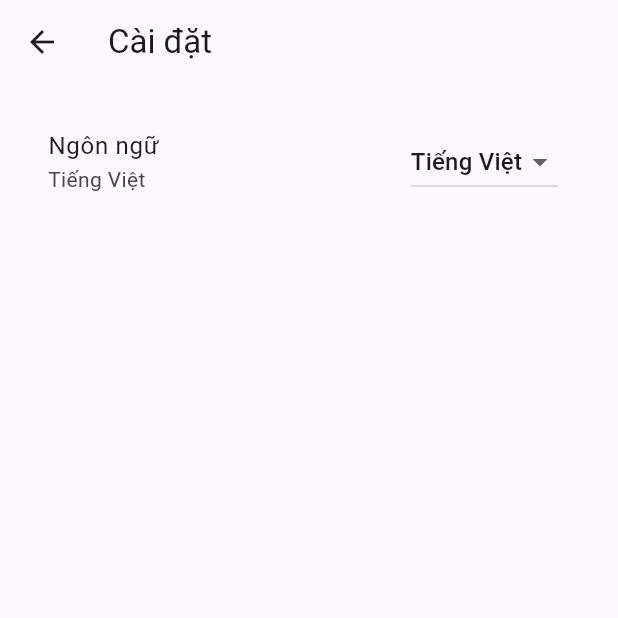
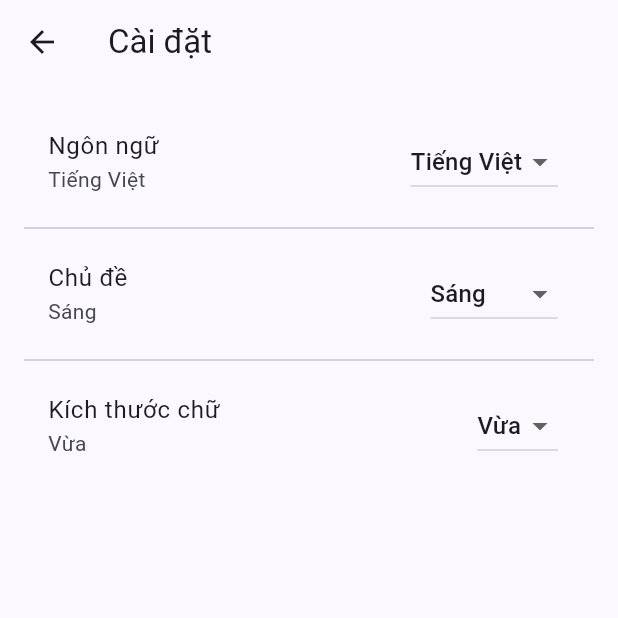
Before and after one commit to DoanHongDuong/2025_LTTBDD_DoanHongDuong_NinhThiPhuongMai, a Flutter app: the screen it shows after launch, after a tap on the "settings" icon, on a phone screen of 412 x 824 dp, the top half of it. Run offline on Flutter 3.47's test engine with Material 3 defaults, Android fonts, the light colour scheme and no system bars; our stand-ins replace table_calendar.

Commit message:
add change theme and font size

```diff
--- a/btl_lttbdd/lib/main.dart
+++ b/btl_lttbdd/lib/main.dart
@@ -12,26 +12,64 @@ Future<void> main() async {
   runApp(const ToDoApp());
 }
 
-class ToDoApp extends StatelessWidget {
+class ToDoApp extends StatefulWidget {
   const ToDoApp({super.key});
+
+  @override
+  State<ToDoApp> createState() => _ToDoAppState();
+}
+
+class _ToDoAppState extends State<ToDoApp> {
+  ThemeMode _themeMode = ThemeMode.light;
+  double _fontScale = 1.0;
+
+  void _changeTheme(ThemeMode mode) {
+    setState(() {
+      _themeMode = mode;
+    });
+  }
+
+  void _changeFont(double scale) {
+    setState(() {
+      _fontScale = scale;
+    });
+  }
 
   @override
   Widget build(BuildContext context) {
     return MaterialApp(
       debugShowCheckedModeBanner: false,
       title: 'ToDo-List',
+      themeMode: _themeMode,
       theme: ThemeData(
         colorSchemeSeed: Colors.indigo,
         useMaterial3: true,
         brightness: Brightness.light,
+        textTheme: Theme.of(
+          context,
+        ).textTheme.apply(fontSizeFactor: _fontScale),
       ),
-      home: const ToDoHomePage(),
+      darkTheme: ThemeData(
+        colorSchemeSeed: Colors.indigo,
+        useMaterial3: true,
+        brightness: Brightness.dark,
+        textTheme: Theme.of(
+          context,
+        ).textTheme.apply(fontSizeFactor: _fontScale),
+      ),
+      home: ToDoHomePage(
+        onThemeChanged: _changeTheme,
+        onFontChanged: _changeFont,
+      ), // truyền callback
     );
   }
 }
 
 class ToDoHomePage extends StatefulWidget {
-  const ToDoHomePage({super.key});
+  final Function(ThemeMode)? onThemeChanged;
+  final Function(double)? onFontChanged;
+
+  const ToDoHomePage({super.key, this.onThemeChanged, this.onFontChanged});
 
   @override
   State<ToDoHomePage> createState() => _ToDoHomePageState();
@@ -41,6 +79,24 @@ class _ToDoHomePageState extends State<ToDoHomePage> {
   final TextEditingController _controller = TextEditingController();
   final List<Map<String, dynamic>> _tasks = [];
   String _language = 'vi';
+  ThemeMode _themeMode = ThemeMode.light;
+  double _fontScale = 1.0;
+
+  void _changeTheme(ThemeMode mode) {
+    setState(() {
+      _themeMode = mode;
+    });
+
+    if (widget.onThemeChanged != null) {
+      widget.onThemeChanged!(mode);
+    }
+  }
+
+  void _changFont(double scale) {
+    setState(() {
+      _fontScale = scale;
+    });
+  }
 
   @override
   void dispose() {
@@ -371,6 +427,15 @@ class _ToDoHomePageState extends State<ToDoHomePage> {
                   builder: (context) => SettingsPage(
                     currentLanguage: _language,
                     onLanguageChanged: _changeLanguage,
+                    currentThemeMode: _themeMode,
+                    onThemeChanged: _changeTheme,
+                    currentFontScale: _fontScale,
+                    onFontChanged: (scale) {
+                      _changFont(scale);
+                      if (widget.onFontChanged != null) {
+                        widget.onFontChanged!(scale);
+                      }
+                    },
                   ),
                 ),
               );
--- a/btl_lttbdd/lib/settings.dart
+++ b/btl_lttbdd/lib/settings.dart
@@ -4,10 +4,20 @@ class SettingsPage extends StatefulWidget {
   final String currentLanguage;
   final Function(String) onLanguageChanged;
 
+  final ThemeMode currentThemeMode;
+  final Function(ThemeMode) onThemeChanged;
+
+  final double currentFontScale;
+  final Function(double) onFontChanged;
+
   const SettingsPage({
     super.key,
     required this.currentLanguage,
     required this.onLanguageChanged,
+    required this.currentThemeMode,
+    required this.onThemeChanged,
+    required this.currentFontScale,
+    required this.onFontChanged,
   });
 
   @override
@@ -16,11 +26,15 @@ class SettingsPage extends StatefulWidget {
 
 class _SettingsPageState extends State<SettingsPage> {
   late String _selectedLanguage;
+  late ThemeMode _selectedTheme;
+  late double _selectedFontScale;
 
   @override
   void initState() {
     super.initState();
     _selectedLanguage = widget.currentLanguage;
+    _selectedTheme = widget.currentThemeMode;
+    _selectedFontScale = widget.currentFontScale;
   }
 
   @override
@@ -52,6 +66,64 @@ class _SettingsPageState extends State<SettingsPage> {
                 },
               ),
             ),
+            const Divider(),
+            ListTile(
+              title: const Text('Chủ đề'),
+              subtitle: Text(
+                _selectedTheme == ThemeMode.light
+                    ? 'Sáng'
+                    : _selectedTheme == ThemeMode.dark
+                    ? 'Tối'
+                    : 'Tự động',
+              ),
+
+              trailing: DropdownButton(
+                value: _selectedTheme,
+                items: const [
+                  DropdownMenuItem(value: ThemeMode.light, child: Text('Sáng')),
+                  DropdownMenuItem(value: ThemeMode.dark, child: Text('Tối')),
+                  DropdownMenuItem(
+                    value: ThemeMode.system,
+                    child: Text('Tự động'),
+                  ),
+                ],
+                onChanged: (mode) {
+                  if (mode != null) {
+                    setState(() {
+                      _selectedTheme = mode;
+                    });
+                    widget.onThemeChanged(mode);
+                  }
+                },
+              ),
+            ),
+            const Divider(),
+            ListTile(
+              title: const Text('Kích thước chữ'),
+              subtitle: Text(
+                _selectedFontScale == 0.8
+                    ? 'Nhỏ'
+                    : _selectedFontScale == 1.0
+                    ? 'Vừa'
+                    : 'Lớn',
+              ),
+              trailing: DropdownButton<double>(
+                value: _selectedFontScale,
+                items: const [
+                  DropdownMenuItem(value: 0.8, child: Text('Nhỏ')),
+                  DropdownMenuItem(value: 1.0, child: Text('Vừa')),
+                  DropdownMenuItem(value: 1.2, child: Text('Lớn')),
+                ],
+                onChanged: (value) {
+                  if (value != null) {
+                    setState(() {
+                      _selectedFontScale = value;
+                    });
+                    widget.onFontChanged(value);
+                  }
+                },
+              ),
+            ),
           ],
         ),
       ),
```
Also changed, not shown: 1 other file.
